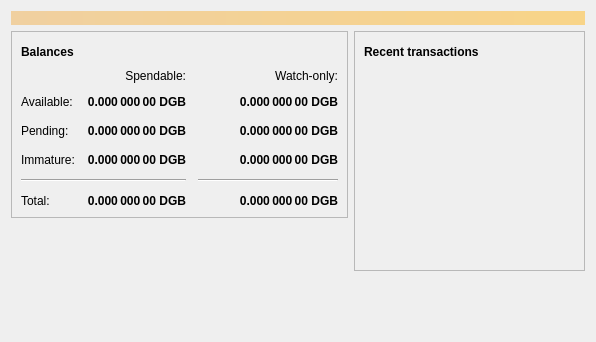
The window that src/qt/forms/overviewpage.ui (digibyte/digibyte) describes before a commit, drawn with Qt 5.
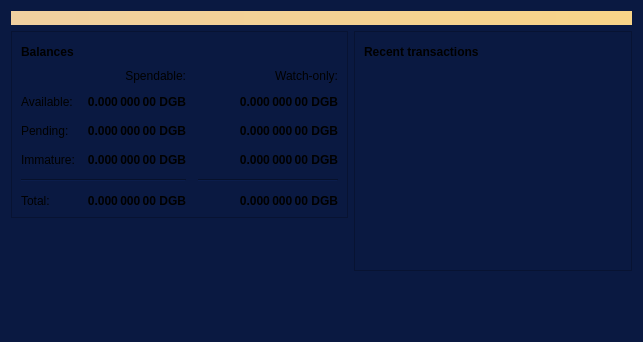
The same window after the commit. Icons and pictures are not drawn.

What changed in the file:
```diff
--- a/src/qt/forms/overviewpage.ui
+++ b/src/qt/forms/overviewpage.ui
@@ -6,13 +6,16 @@
    <rect>
     <x>0</x>
     <y>0</y>
-    <width>596</width>
+    <width>643</width>
     <height>342</height>
    </rect>
   </property>
   <property name="windowTitle">
    <string>Form</string>
   </property>
+  <property name="styleSheet">
+   <string notr="true">background-color: rgb(10, 25, 65);</string>
+  </property>
   <layout class="QVBoxLayout" name="topLayout">
    <item>
     <widget class="QLabel" name="labelAlerts">
```
Left out of the diff: 6 changed lines with no effect on the pictures. Lines whose indentation alone changed are shown as unchanged.
